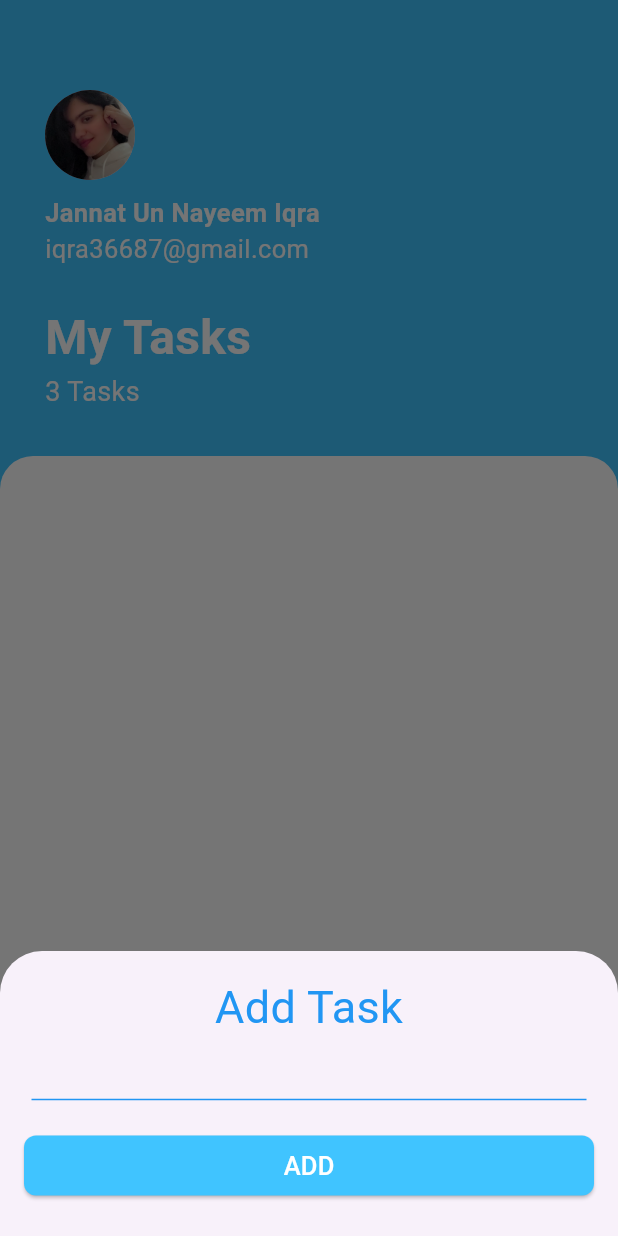
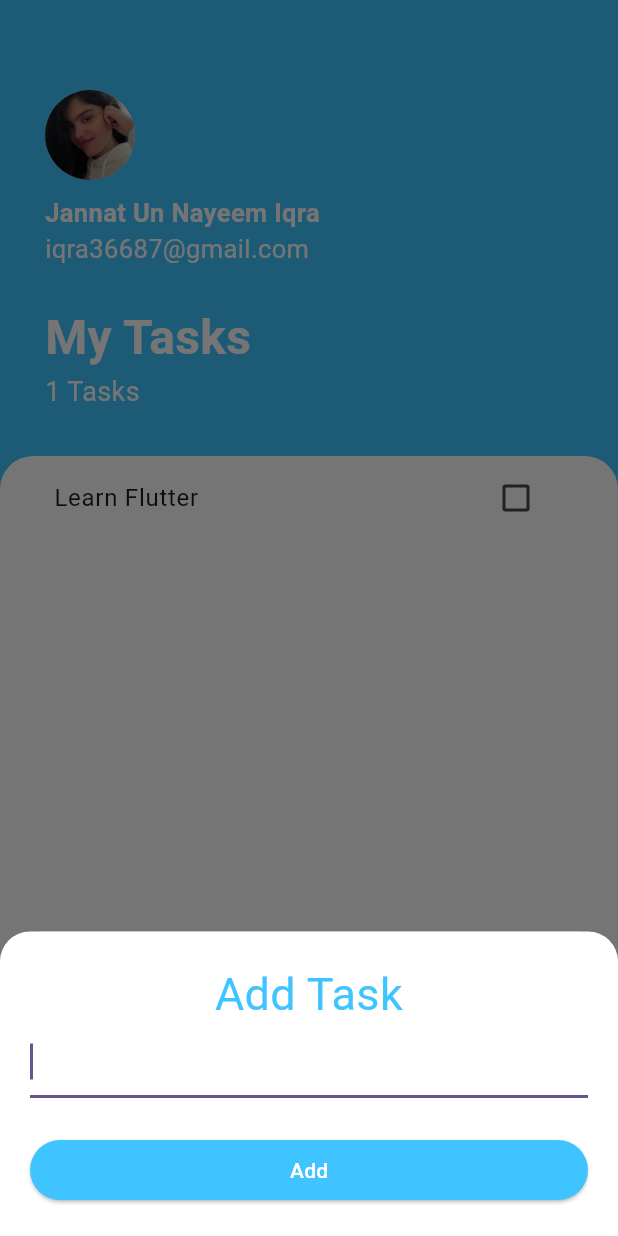
Before and after one commit to iqzz47/Flutter_TODO_APP, a Flutter app: the screen it shows after launch, after a tap on the "add" icon, on a phone screen of 412 x 824 dp. Run offline on Flutter 3.47's test engine with Material 3 defaults, Android fonts, the phone set to English and light mode, and no system bars.

Commit message:
Assignment2

```diff
--- /dev/null
+++ b/lib/add_task_screen.dart
@@ -0,0 +1,73 @@
+import 'package:flutter/material.dart';
+
+
+class AddTaskScreen extends StatelessWidget {
+  const AddTaskScreen({
+
+    super.key,
+    required this.onAddTask,
+
+  });
+
+  final Function onAddTask;
+
+
+  @override
+  Widget build(BuildContext context) {
+    String newTaskTitle='';
+
+    return  Container(
+      color:Color(0xff757575),
+      child:Container(
+        padding:EdgeInsets.all(20.0),
+        decoration:BoxDecoration(
+          color:Colors.white,
+          borderRadius:BorderRadius.only(
+            topLeft:Radius.circular(20.0),
+            topRight:Radius.circular(20.0),
+          ),
+        ),//Box decoration
+        child:Column(
+          crossAxisAlignment: CrossAxisAlignment.stretch,
+          children:<Widget>[
+            Text(
+              'Add Task',
+              textAlign:TextAlign.center,
+              style:TextStyle(
+                fontSize:30.0,
+                color:Colors.lightBlueAccent,
+              ),
+
+            ),
+            TextField(
+              autofocus:true,
+              textAlign:TextAlign.start,
+              onChanged:(newText){
+                newTaskTitle=newText;
+              }
+            ),//textfield
+            SizedBox(height:24),
+            ElevatedButton(
+              style:ElevatedButton.styleFrom(
+                backgroundColor:Colors.lightBlueAccent,
+              ),
+              child:Text(
+                'Add',
+                    style:TextStyle(
+                  color:Colors.white,
+              ),
+              ),
+             onPressed:(){
+
+                onAddTask(newTaskTitle);
+                Navigator.pop(context);
+             },
+            )//buttom
+          ]
+        ),
+
+
+      ),
+    );
+  }
+}
--- /dev/null
+++ b/lib/task.dart
@@ -0,0 +1,15 @@
+class Task{
+  final String name;
+  bool isDone;
+
+  Task({
+    required this.name,
+    this.isDone=false,
+});
+
+  void toggleDone(){
+    isDone=!isDone;
+  }
+
+
+}
--- a/lib/tasks_screen.dart
+++ b/lib/tasks_screen.dart
@@ -1,7 +1,20 @@
 import 'package:flutter/material.dart';
-class TasksScreen extends StatelessWidget {
+import 'add_task_screen.dart';
+import 'task.dart';
+
+class TasksScreen extends StatefulWidget {
   const TasksScreen({super.key});
 
+  @override
+  State<TasksScreen> createState() => _TasksScreenState();
+}
+
+class _TasksScreenState extends State<TasksScreen> {
+
+  List<Task> _tasks=[
+
+    Task (name:'Learn Flutter'),
+  ];
   @override
   Widget build(BuildContext context) {
     return Scaffold(
@@ -10,7 +23,37 @@ class TasksScreen extends StatelessWidget {
         backgroundColor:Colors.lightBlueAccent,
         child:Icon(Icons.add, color:Colors.white,),
         onPressed:(){
-          _showDialogBox(context);
+          //Assignment1 Extra Task
+          //Comment out to see
+         // _showDialogBox(context);
+
+          showModalBottomSheet(
+            context:context,
+            isScrollControlled:true,
+            builder:(context) => SingleChildScrollView(
+              child:Container(
+
+
+                padding:EdgeInsets.only(
+                  bottom:MediaQuery.of(context).viewInsets.bottom,
+
+                ),//EdgeInsets
+
+                child:AddTaskScreen(
+                  onAddTask:(newTask) {
+                    setState(() {
+                      _tasks.add(Task(name: newTask));
+                    });
+                  },
+
+                ),//ADD TASK SCREEN
+
+              ),//Container
+
+            ),//SingleChildScrollView
+
+          );
+
         },
       ),//button
       body:Column(
@@ -55,7 +98,7 @@ class TasksScreen extends StatelessWidget {
                   fontWeight:FontWeight.w700,
                 ),
                 ),
-                Text("3 Tasks",
+                Text("${_tasks.length} Tasks",
                 style:TextStyle(
 
                 color:Colors.white,
@@ -71,6 +114,7 @@ class TasksScreen extends StatelessWidget {
 
             padding: EdgeInsets.symmetric(horizontal: 20.0),
             //height:100,
+            //Assignment 1
             decoration:BoxDecoration(
            color: Colors.white,
               borderRadius: BorderRadius.only(
@@ -78,6 +122,35 @@ class TasksScreen extends StatelessWidget {
                 topRight:Radius.circular(22.0),
               )
             ),
+            //Assignment2
+            child:ListView.builder(
+              itemCount: _tasks.length,
+              itemBuilder: (context, index) {
+                var task = _tasks[index];
+
+                return ListTile(
+                  title: Text(
+                    _tasks[index].name,
+                    //Assignment2
+                    style: task.isDone
+                        ? TextStyle(
+                      decorationThickness: 2.20,
+                      decoration: TextDecoration.lineThrough,
+                    )
+                        : TextStyle(),
+                  ),
+                  trailing: Checkbox(
+                    value: task.isDone,
+                    onChanged: (value) {
+                      setState(() {
+                        task.isDone = value!;
+                      });
+                    },
+                  ),
+                );
+              },
+            )
+
           ),//container
           )
 
@@ -91,12 +164,19 @@ class TasksScreen extends StatelessWidget {
 }
 
 
-void _showDialogBox(BuildContext context) {
+
+
+
+
+//Assignment1
+/*
+void _showDialogBox(BuildContext context)
+{
   showModalBottomSheet(
     context: context,
-    builder: (BuildContext context) {
+    builder: (context) {
       return Container(
-        height: 190.0,
+
         width: MediaQuery.of(context).size.width,
         padding: EdgeInsets.all(16.0),
         child: Column(
@@ -159,3 +239,4 @@ SizedBox(
     },
   );
 }
+*/
```
